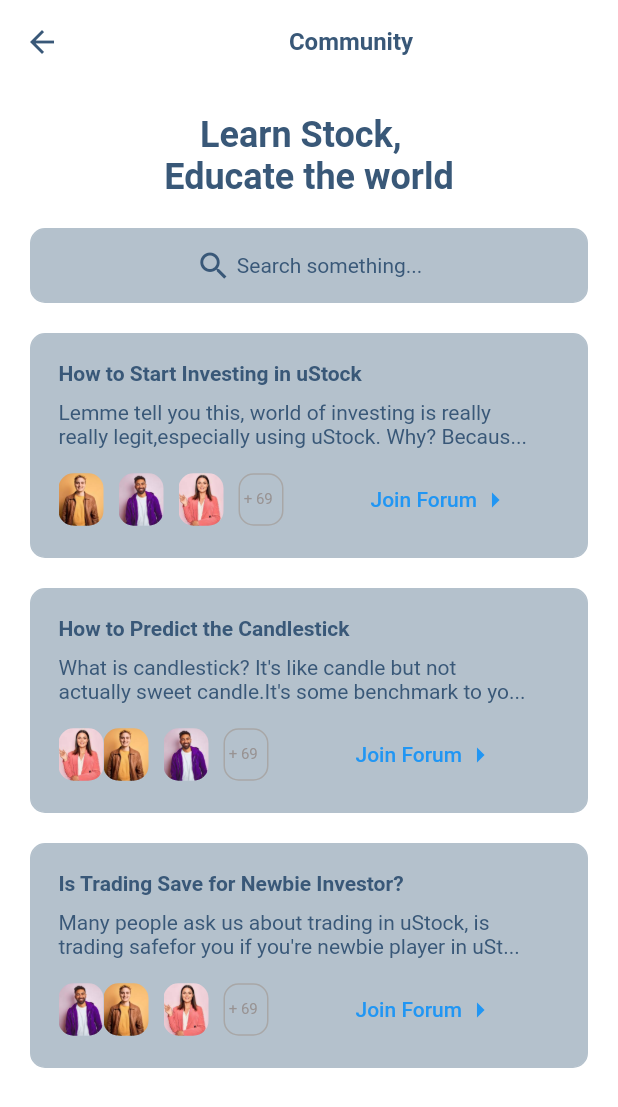
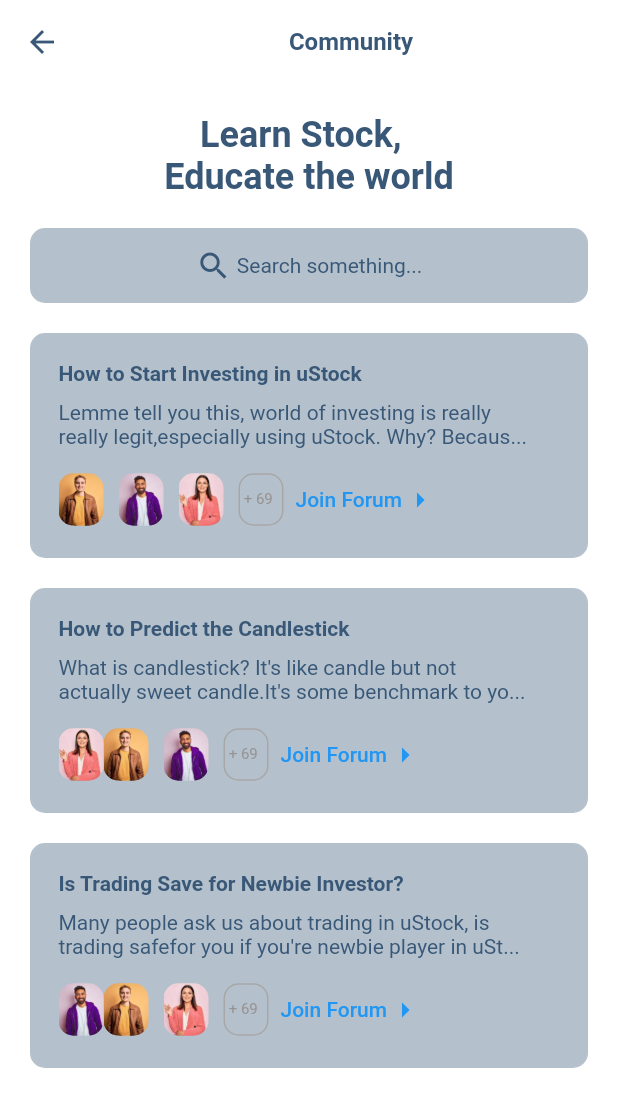
Before and after one commit to EmmyWales/usock_project, a Flutter app: the Community screen opened directly, on a phone screen of 412 x 824 dp. Shown: the top 1107 px of the screen. Run offline on Flutter 3.47's test engine with Material 2 defaults, Android fonts, the phone set to English and light mode, and no system bars.

Commit message:
third commit

```diff
--- a/lib/screens/navigate/community.dart
+++ b/lib/screens/navigate/community.dart
@@ -180,9 +180,6 @@
                                 ],
                               ),
                             ),
-                            const SizedBox(
-                              width: 50,
-                            ),
                             TextButton(
                               onPressed: () {},
                               child: Row(
@@ -295,9 +292,6 @@
                                   )
                                 ],
                               ),
-                            ),
-                            const SizedBox(
-                              width: 50,
                             ),
                             TextButton(
                               onPressed: () {},
@@ -412,9 +406,6 @@
                                 ],
                               ),
                             ),
-                            const SizedBox(
-                              width: 50,
-                            ),
                             TextButton(
                               onPressed: () {},
                               child: Row(
```
